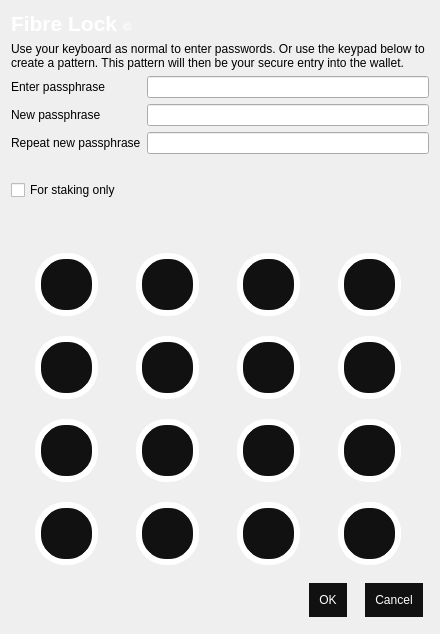
The window that src/qt/forms/askpassphrasedialog.ui (mammix2/fibre-core) describes before a commit, drawn with Qt 5.
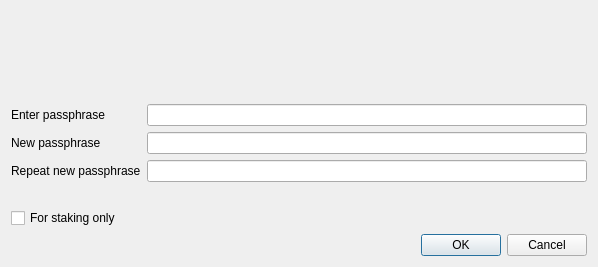
The same window after the commit. Icons and pictures are not drawn.

```diff
--- a/src/qt/forms/askpassphrasedialog.ui
+++ b/src/qt/forms/askpassphrasedialog.ui
@@ -6,19 +6,19 @@
    <rect>
     <x>0</x>
     <y>0</y>
-    <width>440</width>
-    <height>634</height>
+    <width>598</width>
+    <height>267</height>
    </rect>
   </property>
   <property name="sizePolicy">
-   <sizepolicy hsizetype="Preferred" vsizetype="Preferred">
+   <sizepolicy hsizetype="Preferred" vsizetype="Minimum">
     <horstretch>0</horstretch>
     <verstretch>0</verstretch>
    </sizepolicy>
   </property>
   <property name="minimumSize">
    <size>
-    <width>440</width>
+    <width>550</width>
     <height>0</height>
    </size>
   </property>
@@ -26,9 +26,86 @@
    <string>Passphrase Dialog</string>
   </property>
   <property name="styleSheet">
-   <string notr="true">QPushButton, QToolButton {
+   <string notr="true">QProgressBar {
+        background-color: #333333;
+        border-radius: 6px;
+        text-align: center;
+        color: white;
+}
+
+QProgressBar::chunk {
+        background: QLinearGradient(x1: 0, y1: 0, x2: 1, y2: 0, stop: 0 #e86941, stop: 1 #e8694f);
+        border-radius: 6px; margin: 0px;
+}
+
+QScrollArea {
+        border-radius: 6px;
+        border-width: 0;
+        border-style: none;
+        padding: 8px;
+        background-color: #111;
+        color: white;
+}
+
+QSpinBox {
+        border-radius: 4px;
+        border-width: 0;
+        border-style: none;
+        padding: 8px;
+        background-color: #111;
+        color: white;
+}
+
+QCheckBox {
+        border-radius: 4px;
+        border-width: 0;
+        border-style: none;
+        padding: 8px;
+        background-color: #111;
+        color: white;
+}
+QVBoxLayout {
+        border-radius: 6px;
+        border-width: 0;
+        border-style: none;
+        padding: 8px;
+        background-color: #111;
+        color: white;
+}
+
+QDialog, QMainWindow, QFrame {
+	color: white;
+	background-color: #333333;
+	border: none;
+}
+
+QMenu {
+	background-color: #333333; color: white;
+}
+
+QLabel {
+	background-color: transparent;
+}
+
+QCheckBox {
+    color: white;
+}
+
+QFrame#central { background-color: #333333; border: none }
+QFrame#frame, QFrame#frame_2, QFrame#frame_3 {
+	background-color: #333333;
+	border-style: plain;
+	border-width: 20px;
+	border-radius: 20px;
+	border-color: #111;
+	min-width: 10em;
+	padding: 6px;
+}
+QLabel[openExternalLinks=true], QHeaderView { color: #aaaaaa }
+QLabel[openExternalLinks=false] { color: white; font-weight: normal }
+QPushButton, QToolButton {
 	border: 4px solid #111;
-
+	border-radius: 12px;
 	background-color: #111;
 	color: white;
 	padding: 6px;
@@ -44,20 +121,137 @@
 QPushButton:disabled, QToolButton:disabled {
 	color: #444;
 	background-color: #222;
-}</string>
+}
+
+
+#scrollAreaWidgetContents QToolButton {
+	border-radius: 8px;
+	border-width: 0px;
+}
+
+/* the background-color is overridden to transparent for mac os x 
+   due to the entire toolbar area not being drawable in a regular
+   QMainWindow
+*/
+QToolBar { background: #333333; border: 0px solid black; padding: 3px; }
+
+QToolBar::handle { image: url(handle.png); }
+QStatusBar { background: #333333; }
+QMenuBar { background: #333333; }
+QMenuBar::item { background: #333333; color: white; }
+
+#scrollAreaWidgetContents { background: #222 }
+#scrollAreaWidgetContents &gt; QFrame { background-color: #222; border-width: 0px; border-style: none; }
+
+QLineEdit {
+	border-radius: 6px;
+	border-width: 2px;
+	border-color: #222;
+	padding: 8px;
+	background-color: #111;
+	color: white;
+}
+
+QComboBox {
+	border-radius: 6px;
+	border-width: 0;
+	border-style: none;
+	padding: 8px;
+	background-color: #111;
+	color: white;
+}
+
+QComboBox::drop-down {
+	border-width: 0;
+	border-style: none;
+	background-color: #111;
+	color: white;
+}
+
+QTableView {
+	background: #111;
+	color: white;
+	border-style: none;
+	selection-background-color: #aaaaaa;
+    alternate-background-color: #222;
+	selection-color: #111;
+	border: 0px solid black;
+}
+
+QHeaderView { color: #aaaaaa; background-color: #111; background-image: none; }
+QHeaderView::section { color: #aaaaaa; background-color: #222; }
+QHeaderView::section:checked { background-color: #111; }
+
+QTabWidget {
+	background: #111;
+}
+
+ QTabWidget::pane {
+     border-top: 2px solid #111;
+     border: 4px solid #111;
+     border-bottom-left-radius: 8px;
+     border-bottom-right-radius: 8px;
+     border-top-right-radius: 8px;
+	background: #111;
+ }
+
+ QTabWidget::tab-bar {
+     left: 5px; /* move to the right by 5px */
+ }
+
+ /* Style the tab using the tab sub-control. Note that
+     it reads QTabBar _not_ QTabWidget */
+ QTabBar::tab {
+     background: #111;
+     border: 4px solid #222;
+     border-bottom-color: #111; /* same as the pane color */
+     border-top-left-radius: 4px;
+     border-top-right-radius: 4px;
+     min-width: 8ex;
+     padding: 4px;
+     color: #888;
+ }
+
+ QTabBar::tab:selected, QTabBar::tab:hover {
+     color: #aaaaaa
+ }
+
+ QTabBar::tab:selected {
+     border-color: #111; /* same as pane color */
+     border-top-color: #aaaaaa;
+ }
+
+ QTabBar::tab:!selected {
+     margin-top: 2px; /* make non-selected tabs look smaller */
+ }
+
+ /* make use of negative margins for overlapping tabs */
+ QTabBar::tab:selected {
+     /* expand/overlap to the left and right by 4px */
+     margin-left: -4px;
+     margin-right: -4px;
+ }
+
+ QTabBar::tab:first:selected {
+     margin-left: 0; /* the first selected tab has nothing to overlap with on the left */
+ }
+
+ QTabBar::tab:last:selected {
+     margin-right: 0; /* the last selected tab has nothing to overlap with on the right */
+ }
+
+ QTabBar::tab:only-one {
+     margin: 0; /* if there is only one tab, we don't want overlapping margins */
+ }
+
+
+</string>
   </property>
   <layout class="QVBoxLayout" name="verticalLayout">
    <item>
-    <widget class="QLabel" name="label">
-     <property name="text">
-      <string>&lt;html&gt;&lt;head/&gt;&lt;body&gt;&lt;p&gt;&lt;span style=&quot; font-size:16pt; font-weight:600; color:#ffffff;&quot;&gt;Fibre Lock &lt;/span&gt;&lt;span style=&quot; font-weight:600; color:#ffffff;&quot;&gt;©&lt;/span&gt;&lt;/p&gt;&lt;/body&gt;&lt;/html&gt;</string>
-     </property>
-    </widget>
-   </item>
-   <item>
-    <widget class="QLabel" name="label_2">
-     <property name="text">
-      <string>Use your keyboard as normal to enter passwords. Or use the keypad below to create a pattern. This pattern will then be your secure entry into the wallet.</string>
+    <widget class="QLabel" name="warningLabel">
+     <property name="textFormat">
+      <enum>Qt::RichText</enum>
      </property>
      <property name="wordWrap">
       <bool>true</bool>
@@ -69,14 +263,15 @@
      <property name="fieldGrowthPolicy">
       <enum>QFormLayout::AllNonFixedFieldsGrow</enum>
      </property>
+     <item row="0" column="0">
+      <widget class="QLabel" name="passLabel1">
+       <property name="text">
+        <string>Enter passphrase</string>
+       </property>
+      </widget>
+     </item>
      <item row="0" column="1">
       <widget class="QLineEdit" name="passEdit1">
-       <property name="sizePolicy">
-        <sizepolicy hsizetype="Expanding" vsizetype="Minimum">
-         <horstretch>0</horstretch>
-         <verstretch>0</verstretch>
-        </sizepolicy>
-       </property>
        <property name="echoMode">
         <enum>QLineEdit::Password</enum>
        </property>
@@ -91,12 +286,6 @@
      </item>
      <item row="1" column="1">
       <widget class="QLineEdit" name="passEdit2">
-       <property name="sizePolicy">
-        <sizepolicy hsizetype="Expanding" vsizetype="Minimum">
-         <horstretch>0</horstretch>
-         <verstretch>0</verstretch>
-        </sizepolicy>
-       </property>
        <property name="echoMode">
         <enum>QLineEdit::Password</enum>
        </property>
@@ -111,12 +300,6 @@
      </item>
      <item row="2" column="1">
       <widget class="QLineEdit" name="passEdit3">
-       <property name="sizePolicy">
-        <sizepolicy hsizetype="Expanding" vsizetype="Minimum">
-         <horstretch>0</horstretch>
-         <verstretch>0</verstretch>
-        </sizepolicy>
-       </property>
        <property name="echoMode">
         <enum>QLineEdit::Password</enum>
        </property>
@@ -154,855 +337,10 @@
        </property>
       </widget>
      </item>
-     <item row="0" column="0">
-      <widget class="QLabel" name="passLabel1">
-       <property name="text">
-        <string>Enter passphrase</string>
-       </property>
-      </widget>
-     </item>
-    </layout>
-   </item>
-   <item>
-    <widget class="QLabel" name="warningLabel">
-     <property name="textFormat">
-      <enum>Qt::RichText</enum>
-     </property>
-     <property name="wordWrap">
-      <bool>true</bool>
-     </property>
-    </widget>
-   </item>
-   <item>
-    <spacer name="verticalSpacer">
-     <property name="orientation">
-      <enum>Qt::Vertical</enum>
-     </property>
-     <property name="sizeHint" stdset="0">
-      <size>
-       <width>20</width>
-       <height>40</height>
-      </size>
-     </property>
-    </spacer>
-   </item>
-   <item>
-    <layout class="QGridLayout" name="gridLayout">
-     <property name="sizeConstraint">
-      <enum>QLayout::SetDefaultConstraint</enum>
-     </property>
-     <property name="spacing">
-      <number>8</number>
-     </property>
-     <item row="2" column="3">
-      <widget class="QPushButton" name="entryButton12">
-       <property name="sizePolicy">
-        <sizepolicy hsizetype="Fixed" vsizetype="Fixed">
-         <horstretch>0</horstretch>
-         <verstretch>0</verstretch>
-        </sizepolicy>
-       </property>
-       <property name="minimumSize">
-        <size>
-         <width>75</width>
-         <height>75</height>
-        </size>
-       </property>
-       <property name="maximumSize">
-        <size>
-         <width>75</width>
-         <height>75</height>
-        </size>
-       </property>
-       <property name="styleSheet">
-        <string notr="true">QPushButton, QToolButton {
-	border: 6px solid #fff;
-	border-radius: 30px;
-	background-color: #111;
-	color: white;
-	padding: 2px;
-}
-QPushButton:pressed, QToolButton:checked {
-	color: #e86941;
-}
-QPushButton:pressed, QToolButton:pressed {
-	border-color: #e86941;
-	color: #aaaaaa;
-}
-QPushButton:disabled, QToolButton:disabled {
-	color: #444;
-	background-color: #222;
-}</string>
-       </property>
-       <property name="text">
-        <string/>
-       </property>
-      </widget>
-     </item>
-     <item row="0" column="0">
-      <widget class="QPushButton" name="entryButton1">
-       <property name="sizePolicy">
-        <sizepolicy hsizetype="Fixed" vsizetype="Fixed">
-         <horstretch>0</horstretch>
-         <verstretch>0</verstretch>
-        </sizepolicy>
-       </property>
-       <property name="minimumSize">
-        <size>
-         <width>75</width>
-         <height>75</height>
-        </size>
-       </property>
-       <property name="maximumSize">
-        <size>
-         <width>75</width>
-         <height>75</height>
-        </size>
-       </property>
-       <property name="font">
-        <font>
-         <pointsize>20</pointsize>
-         <weight>75</weight>
-         <bold>true</bold>
-        </font>
-       </property>
-       <property name="cursor">
-        <cursorShape>ArrowCursor</cursorShape>
-       </property>
-       <property name="styleSheet">
-        <string notr="true">QPushButton, QToolButton {
-	border: 6px solid #fff;
-	border-radius: 30px;
-	background-color: #111;
-	color: white;
-	padding: 2px;
-}
-QPushButton:pressed, QToolButton:checked {
-	color: #e86941;
-}
-QPushButton:pressed, QToolButton:pressed {
-	border-color: #e86941;
-	color: #aaaaaa;
-}
-QPushButton:disabled, QToolButton:disabled {
-	color: #444;
-	background-color: #222;
-}</string>
-       </property>
-       <property name="text">
-        <string/>
-       </property>
-      </widget>
-     </item>
-     <item row="0" column="1">
-      <widget class="QPushButton" name="entryButton2">
-       <property name="sizePolicy">
-        <sizepolicy hsizetype="Fixed" vsizetype="Fixed">
-         <horstretch>0</horstretch>
-         <verstretch>0</verstretch>
-        </sizepolicy>
-       </property>
-       <property name="minimumSize">
-        <size>
-         <width>75</width>
-         <height>75</height>
-        </size>
-       </property>
-       <property name="maximumSize">
-        <size>
-         <width>75</width>
-         <height>75</height>
-        </size>
-       </property>
-       <property name="font">
-        <font>
-         <pointsize>20</pointsize>
-         <weight>75</weight>
-         <bold>true</bold>
-        </font>
-       </property>
-       <property name="cursor">
-        <cursorShape>ArrowCursor</cursorShape>
-       </property>
-       <property name="styleSheet">
-        <string notr="true">QPushButton, QToolButton {
-	border: 6px solid #fff;
-	border-radius: 30px;
-	background-color: #111;
-	color: white;
-	padding: 2px;
-}
-QPushButton:pressed, QToolButton:checked {
-	color: #e86941;
-}
-QPushButton:pressed, QToolButton:pressed {
-	border-color: #e86941;
-	color: #aaaaaa;
-}
-QPushButton:disabled, QToolButton:disabled {
-	color: #444;
-	background-color: #222;
-}</string>
-       </property>
-       <property name="text">
-        <string/>
-       </property>
-      </widget>
-     </item>
-     <item row="0" column="2">
-      <widget class="QPushButton" name="entryButton3">
-       <property name="sizePolicy">
-        <sizepolicy hsizetype="Fixed" vsizetype="Fixed">
-         <horstretch>0</horstretch>
-         <verstretch>0</verstretch>
-        </sizepolicy>
-       </property>
-       <property name="minimumSize">
-        <size>
-         <width>75</width>
-         <height>75</height>
-        </size>
-       </property>
-       <property name="maximumSize">
-        <size>
-         <width>75</width>
-         <height>75</height>
-        </size>
-       </property>
-       <property name="font">
-        <font>
-         <pointsize>20</pointsize>
-         <weight>75</weight>
-         <bold>true</bold>
-        </font>
-       </property>
-       <property name="styleSheet">
-        <string notr="true">QPushButton, QToolButton {
-	border: 6px solid #fff;
-	border-radius: 30px;
-	background-color: #111;
-	color: white;
-	padding: 2px;
-}
-QPushButton:pressed, QToolButton:checked {
-	color: #e86941;
-}
-QPushButton:pressed, QToolButton:pressed {
-	border-color: #e86941;
-	color: #aaaaaa;
-}
-QPushButton:disabled, QToolButton:disabled {
-	color: #444;
-	background-color: #222;
-}</string>
-       </property>
-       <property name="text">
-        <string/>
-       </property>
-      </widget>
-     </item>
-     <item row="3" column="0">
-      <widget class="QPushButton" name="entryButton13">
-       <property name="sizePolicy">
-        <sizepolicy hsizetype="Fixed" vsizetype="Fixed">
-         <horstretch>0</horstretch>
-         <verstretch>0</verstretch>
-        </sizepolicy>
-       </property>
-       <property name="minimumSize">
-        <size>
-         <width>75</width>
-         <height>75</height>
-        </size>
-       </property>
-       <property name="maximumSize">
-        <size>
-         <width>75</width>
-         <height>75</height>
-        </size>
-       </property>
-       <property name="styleSheet">
-        <string notr="true">QPushButton, QToolButton {
-	border: 6px solid #fff;
-	border-radius: 30px;
-	background-color: #111;
-	color: white;
-	padding: 2px;
-}
-QPushButton:pressed, QToolButton:checked {
-	color: #e86941;
-}
-QPushButton:pressed, QToolButton:pressed {
-	border-color: #e86941;
-	color: #aaaaaa;
-}
-QPushButton:disabled, QToolButton:disabled {
-	color: #444;
-	background-color: #222;
-}</string>
-       </property>
-       <property name="text">
-        <string/>
-       </property>
-      </widget>
-     </item>
-     <item row="3" column="1">
-      <widget class="QPushButton" name="entryButton14">
-       <property name="sizePolicy">
-        <sizepolicy hsizetype="Fixed" vsizetype="Fixed">
-         <horstretch>0</horstretch>
-         <verstretch>0</verstretch>
-        </sizepolicy>
-       </property>
-       <property name="minimumSize">
-        <size>
-         <width>75</width>
-         <height>75</height>
-        </size>
-       </property>
-       <property name="maximumSize">
-        <size>
-         <width>75</width>
-         <height>75</height>
-        </size>
-       </property>
-       <property name="styleSheet">
-        <string notr="true">QPushButton, QToolButton {
-	border: 6px solid #fff;
-	border-radius: 30px;
-	background-color: #111;
-	color: white;
-	padding: 2px;
-}
-QPushButton:pressed, QToolButton:checked {
-	color: #e86941;
-}
-QPushButton:pressed, QToolButton:pressed {
-	border-color: #e86941;
-	color: #aaaaaa;
-}
-QPushButton:disabled, QToolButton:disabled {
-	color: #444;
-	background-color: #222;
-}</string>
-       </property>
-       <property name="text">
-        <string/>
-       </property>
-      </widget>
-     </item>
-     <item row="3" column="3">
-      <widget class="QPushButton" name="entryButton16">
-       <property name="sizePolicy">
-        <sizepolicy hsizetype="Fixed" vsizetype="Fixed">
-         <horstretch>0</horstretch>
-         <verstretch>0</verstretch>
-        </sizepolicy>
-       </property>
-       <property name="minimumSize">
-        <size>
-         <width>75</width>
-         <height>75</height>
-        </size>
-       </property>
-       <property name="maximumSize">
-        <size>
-         <width>75</width>
-         <height>75</height>
-        </size>
-       </property>
-       <property name="font">
-        <font>
-         <pointsize>20</pointsize>
-         <weight>75</weight>
-         <bold>true</bold>
-        </font>
-       </property>
-       <property name="styleSheet">
-        <string notr="true">QPushButton, QToolButton {
-	border: 6px solid #fff;
-	border-radius: 30px;
-	background-color: #111;
-	color: white;
-	padding: 2px;
-}
-QPushButton:pressed, QToolButton:checked {
-	color: #e86941;
-}
-QPushButton:pressed, QToolButton:pressed {
-	border-color: #e86941;
-	color: #aaaaaa;
-}
-QPushButton:disabled, QToolButton:disabled {
-	color: #444;
-	background-color: #222;
-}</string>
-       </property>
-       <property name="text">
-        <string/>
-       </property>
-      </widget>
-     </item>
-     <item row="0" column="3">
-      <widget class="QPushButton" name="entryButton4">
-       <property name="sizePolicy">
-        <sizepolicy hsizetype="Fixed" vsizetype="Fixed">
-         <horstretch>0</horstretch>
-         <verstretch>0</verstretch>
-        </sizepolicy>
-       </property>
-       <property name="minimumSize">
-        <size>
-         <width>75</width>
-         <height>75</height>
-        </size>
-       </property>
-       <property name="maximumSize">
-        <size>
-         <width>75</width>
-         <height>75</height>
-        </size>
-       </property>
-       <property name="font">
-        <font>
-         <pointsize>20</pointsize>
-         <weight>75</weight>
-         <bold>true</bold>
-        </font>
-       </property>
-       <property name="styleSheet">
-        <string notr="true">QPushButton, QToolButton {
-	border: 6px solid #fff;
-	border-radius: 30px;
-	background-color: #111;
-	color: white;
-	padding: 2px;
-}
-QPushButton:pressed, QToolButton:checked {
-	color: #e86941;
-}
-QPushButton:pressed, QToolButton:pressed {
-	border-color: #e86941;
-	color: #aaaaaa;
-}
-QPushButton:disabled, QToolButton:disabled {
-	color: #444;
-	background-color: #222;
-}</string>
-       </property>
-       <property name="text">
-        <string/>
-       </property>
-      </widget>
-     </item>
-     <item row="1" column="0">
-      <widget class="QPushButton" name="entryButton5">
-       <property name="sizePolicy">
-        <sizepolicy hsizetype="Fixed" vsizetype="Fixed">
-         <horstretch>0</horstretch>
-         <verstretch>0</verstretch>
-        </sizepolicy>
-       </property>
-       <property name="minimumSize">
-        <size>
-         <width>75</width>
-         <height>75</height>
-        </size>
-       </property>
-       <property name="maximumSize">
-        <size>
-         <width>75</width>
-         <height>75</height>
-        </size>
-       </property>
-       <property name="font">
-        <font>
-         <pointsize>20</pointsize>
-         <weight>75</weight>
-         <bold>true</bold>
-        </font>
-       </property>
-       <property name="styleSheet">
-        <string notr="true">QPushButton, QToolButton {
-	border: 6px solid #fff;
-	border-radius: 30px;
-	background-color: #111;
-	color: white;
-	padding: 2px;
-}
-QPushButton:pressed, QToolButton:checked {
-	color: #e86941;
-}
-QPushButton:pressed, QToolButton:pressed {
-	border-color: #e86941;
-	color: #aaaaaa;
-}
-QPushButton:disabled, QToolButton:disabled {
-	color: #444;
-	background-color: #222;
-}</string>
-       </property>
-       <property name="text">
-        <string/>
-       </property>
-      </widget>
-     </item>
-     <item row="1" column="1">
-      <widget class="QPushButton" name="entryButton6">
-       <property name="sizePolicy">
-        <sizepolicy hsizetype="Fixed" vsizetype="Fixed">
-         <horstretch>0</horstretch>
-         <verstretch>0</verstretch>
-        </sizepolicy>
-       </property>
-       <property name="minimumSize">
-        <size>
-         <width>75</width>
-         <height>75</height>
-        </size>
-       </property>
-       <property name="maximumSize">
-        <size>
-         <width>75</width>
-         <height>75</height>
-        </size>
-       </property>
-       <property name="font">
-        <font>
-         <pointsize>20</pointsize>
-         <weight>50</weight>
-         <bold>false</bold>
-        </font>
-       </property>
-       <property name="styleSheet">
-        <string notr="true">QPushButton, QToolButton {
-	border: 6px solid #fff;
-	border-radius: 30px;
-	background-color: #111;
-	color: white;
-	padding: 2px;
-}
-QPushButton:pressed, QToolButton:checked {
-	color: #e86941;
-}
-QPushButton:pressed, QToolButton:pressed {
-	border-color: #e86941;
-	color: #aaaaaa;
-}
-QPushButton:disabled, QToolButton:disabled {
-	color: #444;
-	background-color: #222;
-}</string>
-       </property>
-       <property name="text">
-        <string/>
-       </property>
-      </widget>
-     </item>
-     <item row="1" column="2">
-      <widget class="QPushButton" name="entryButton7">
-       <property name="sizePolicy">
-        <sizepolicy hsizetype="Fixed" vsizetype="Fixed">
-         <horstretch>0</horstretch>
-         <verstretch>0</verstretch>
-        </sizepolicy>
-       </property>
-       <property name="minimumSize">
-        <size>
-         <width>75</width>
-         <height>75</height>
-        </size>
-       </property>
-       <property name="maximumSize">
-        <size>
-         <width>75</width>
-         <height>75</height>
-        </size>
-       </property>
-       <property name="font">
-        <font>
-         <pointsize>20</pointsize>
-         <weight>75</weight>
-         <bold>true</bold>
-        </font>
-       </property>
-       <property name="styleSheet">
-        <string notr="true">QPushButton, QToolButton {
-	border: 6px solid #fff;
-	border-radius: 30px;
-	background-color: #111;
-	color: white;
-	padding: 2px;
-}
-QPushButton:pressed, QToolButton:checked {
-	color: #e86941;
-}
-QPushButton:pressed, QToolButton:pressed {
-	border-color: #e86941;
-	color: #aaaaaa;
-}
-QPushButton:disabled, QToolButton:disabled {
-	color: #444;
-	background-color: #222;
-}</string>
-       </property>
-       <property name="text">
-        <string/>
-       </property>
-      </widget>
-     </item>
-     <item row="1" column="3">
-      <widget class="QPushButton" name="entryButton8">
-       <property name="sizePolicy">
-        <sizepolicy hsizetype="Fixed" vsizetype="Fixed">
-         <horstretch>0</horstretch>
-         <verstretch>0</verstretch>
-        </sizepolicy>
-       </property>
-       <property name="minimumSize">
-        <size>
-         <width>75</width>
-         <height>75</height>
-        </size>
-       </property>
-       <property name="maximumSize">
-        <size>
-         <width>75</width>
-         <height>75</height>
-        </size>
-       </property>
-       <property name="font">
-        <font>
-         <pointsize>20</pointsize>
-         <weight>75</weight>
-         <bold>true</bold>
-        </font>
-       </property>
-       <property name="styleSheet">
-        <string notr="true">QPushButton, QToolButton {
-	border: 6px solid #fff;
-	border-radius: 30px;
-	background-color: #111;
-	color: white;
-	padding: 2px;
-}
-QPushButton:pressed, QToolButton:checked {
-	color: #e86941;
-}
-QPushButton:pressed, QToolButton:pressed {
-	border-color: #e86941;
-	color: #aaaaaa;
-}
-QPushButton:disabled, QToolButton:disabled {
-	color: #444;
-	background-color: #222;
-}</string>
-       </property>
-       <property name="text">
-        <string/>
-       </property>
-      </widget>
-     </item>
-     <item row="2" column="0">
-      <widget class="QPushButton" name="entryButton9">
-       <property name="sizePolicy">
-        <sizepolicy hsizetype="Fixed" vsizetype="Fixed">
-         <horstretch>0</horstretch>
-         <verstretch>0</verstretch>
-        </sizepolicy>
-       </property>
-       <property name="minimumSize">
-        <size>
-         <width>75</width>
-         <height>75</height>
-        </size>
-       </property>
-       <property name="maximumSize">
-        <size>
-         <width>75</width>
-         <height>75</height>
-        </size>
-       </property>
-       <property name="font">
-        <font>
-         <pointsize>20</pointsize>
-         <weight>75</weight>
-         <italic>false</italic>
-         <bold>true</bold>
-         <underline>false</underline>
-         <strikeout>false</strikeout>
-        </font>
-       </property>
-       <property name="styleSheet">
-        <string notr="true">QPushButton, QToolButton {
-	border: 6px solid #fff;
-	border-radius: 30px;
-	background-color: #111;
-	color: white;
-	padding: 2px;
-}
-QPushButton:pressed, QToolButton:checked {
-	color: #e86941;
-}
-QPushButton:pressed, QToolButton:pressed {
-	border-color: #e86941;
-	color: #aaaaaa;
-}
-QPushButton:disabled, QToolButton:disabled {
-	color: #444;
-	background-color: #222;
-}</string>
-       </property>
-       <property name="text">
-        <string/>
-       </property>
-      </widget>
-     </item>
-     <item row="2" column="1">
-      <widget class="QPushButton" name="entryButton10">
-       <property name="sizePolicy">
-        <sizepolicy hsizetype="Fixed" vsizetype="Fixed">
-         <horstretch>0</horstretch>
-         <verstretch>0</verstretch>
-        </sizepolicy>
-       </property>
-       <property name="minimumSize">
-        <size>
-         <width>75</width>
-         <height>75</height>
-        </size>
-       </property>
-       <property name="maximumSize">
-        <size>
-         <width>75</width>
-         <height>75</height>
-        </size>
-       </property>
-       <property name="styleSheet">
-        <string notr="true">QPushButton, QToolButton {
-	border: 6px solid #fff;
-	border-radius: 30px;
-	background-color: #111;
-	color: white;
-	padding: 2px;
-}
-QPushButton:pressed, QToolButton:checked {
-	color: #e86941;
-}
-QPushButton:pressed, QToolButton:pressed {
-	border-color: #e86941;
-	color: #aaaaaa;
-}
-QPushButton:disabled, QToolButton:disabled {
-	color: #444;
-	background-color: #222;
-}</string>
-       </property>
-       <property name="text">
-        <string/>
-       </property>
-      </widget>
-     </item>
-     <item row="2" column="2">
-      <widget class="QPushButton" name="entryButton11">
-       <property name="sizePolicy">
-        <sizepolicy hsizetype="Fixed" vsizetype="Fixed">
-         <horstretch>0</horstretch>
-         <verstretch>0</verstretch>
-        </sizepolicy>
-       </property>
-       <property name="minimumSize">
-        <size>
-         <width>75</width>
-         <height>75</height>
-        </size>
-       </property>
-       <property name="maximumSize">
-        <size>
-         <width>75</width>
-         <height>75</height>
-        </size>
-       </property>
-       <property name="styleSheet">
-        <string notr="true">QPushButton, QToolButton {
-	border: 6px solid #fff;
-	border-radius: 30px;
-	background-color: #111;
-	color: white;
-	padding: 2px;
-}
-QPushButton:pressed, QToolButton:checked {
-	color: #e86941;
-}
-QPushButton:pressed, QToolButton:pressed {
-	border-color: #e86941;
-	color: #aaaaaa;
-}
-QPushButton:disabled, QToolButton:disabled {
-	color: #444;
-	background-color: #222;
-}</string>
-       </property>
-       <property name="text">
-        <string/>
-       </property>
-      </widget>
-     </item>
-     <item row="3" column="2">
-      <widget class="QPushButton" name="entryButton15">
-       <property name="sizePolicy">
-        <sizepolicy hsizetype="Fixed" vsizetype="Fixed">
-         <horstretch>0</horstretch>
-         <verstretch>0</verstretch>
-        </sizepolicy>
-       </property>
-       <property name="minimumSize">
-        <size>
-         <width>75</width>
-         <height>75</height>
-        </size>
-       </property>
-       <property name="maximumSize">
-        <size>
-         <width>75</width>
-         <height>75</height>
-        </size>
-       </property>
-       <property name="styleSheet">
-        <string notr="true">QPushButton, QToolButton {
-	border: 6px solid #fff;
-	border-radius: 30px;
-	background-color: #111;
-	color: white;
-	padding: 2px;
-}
-QPushButton:pressed, QToolButton:checked {
-	color: #e86941;
-}
-QPushButton:pressed, QToolButton:pressed {
-	border-color: #e86941;
-	color: #aaaaaa;
-}
-QPushButton:disabled, QToolButton:disabled {
-	color: #444;
-	background-color: #222;
-}</string>
-       </property>
-       <property name="text">
-        <string/>
-       </property>
-      </widget>
-     </item>
     </layout>
    </item>
    <item>
     <widget class="QDialogButtonBox" name="buttonBox">
-     <property name="sizePolicy">
-      <sizepolicy hsizetype="Expanding" vsizetype="Minimum">
-       <horstretch>0</horstretch>
-       <verstretch>0</verstretch>
-      </sizepolicy>
-     </property>
      <property name="orientation">
       <enum>Qt::Horizontal</enum>
      </property>
```
Left out of the diff: 29 changed lines with no effect on the pictures.
